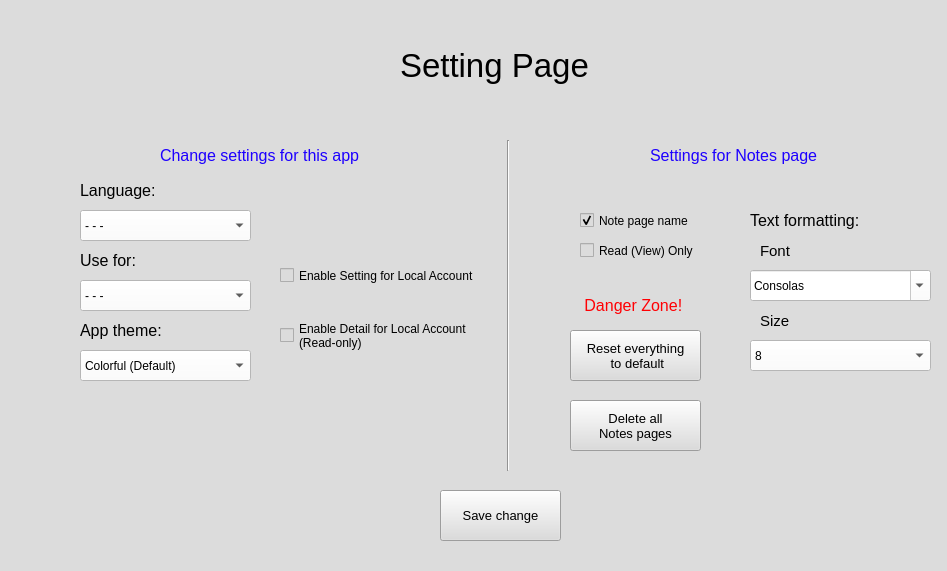
Qt form PTI/SPCK/GUI/setting.ui (GreenSystemDuy08/TL-C4K-PTI01) before a commit.
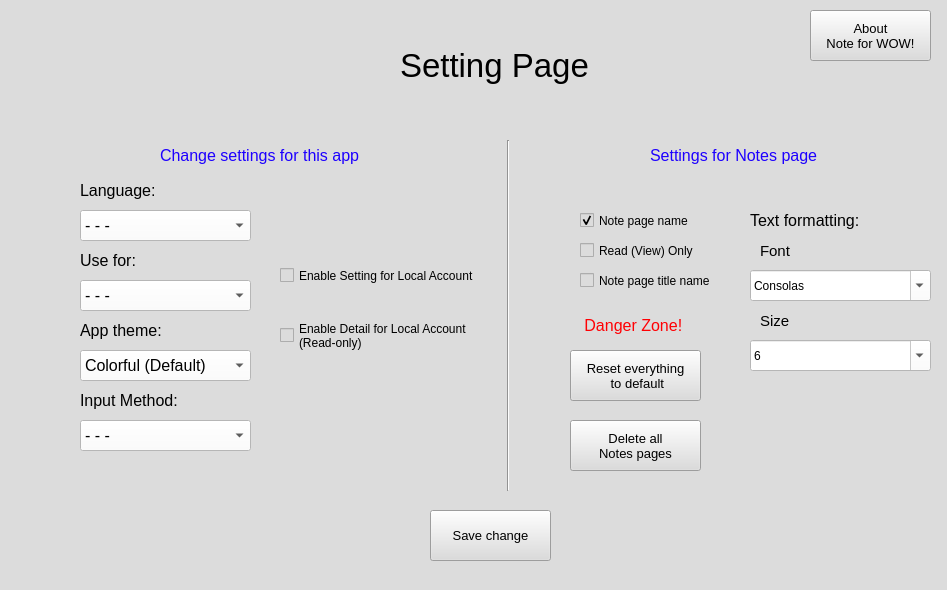
The same form after that commit.

Patch:
```diff
--- a/PTI/SPCK/GUI/setting.ui
+++ b/PTI/SPCK/GUI/setting.ui
@@ -7,7 +7,7 @@
     <x>0</x>
     <y>0</y>
     <width>947</width>
-    <height>571</height>
+    <height>590</height>
    </rect>
   </property>
   <property name="windowTitle">
@@ -65,6 +65,11 @@
       <height>31</height>
      </rect>
     </property>
+    <property name="font">
+     <font>
+      <pointsize>12</pointsize>
+     </font>
+    </property>
     <property name="styleSheet">
      <string notr="true">background-color: rgb(255, 255, 255);</string>
     </property>
@@ -114,6 +119,11 @@
       <height>31</height>
      </rect>
     </property>
+    <property name="font">
+     <font>
+      <pointsize>12</pointsize>
+     </font>
+    </property>
     <property name="styleSheet">
      <string notr="true">background-color: rgb(255, 255, 255);</string>
     </property>
@@ -165,6 +175,11 @@
       <height>31</height>
      </rect>
     </property>
+    <property name="font">
+     <font>
+      <pointsize>12</pointsize>
+     </font>
+    </property>
     <property name="styleSheet">
      <string notr="true">background-color: rgb(255, 255, 255);</string>
     </property>
@@ -187,8 +202,8 @@
    <widget class="QPushButton" name="bt_save">
     <property name="geometry">
      <rect>
-      <x>440</x>
-      <y>490</y>
+      <x>430</x>
+      <y>510</y>
       <width>121</width>
       <height>51</height>
      </rect>
@@ -208,7 +223,7 @@
       <x>500</x>
       <y>140</y>
       <width>16</width>
-      <height>331</height>
+      <height>351</height>
      </rect>
     </property>
     <property name="orientation">
@@ -240,7 +255,7 @@
     <property name="geometry">
      <rect>
       <x>570</x>
-      <y>330</y>
+      <y>350</y>
       <width>131</width>
       <height>51</height>
      </rect>
@@ -259,7 +274,7 @@
     <property name="geometry">
      <rect>
       <x>570</x>
-      <y>400</y>
+      <y>420</y>
       <width>131</width>
       <height>51</height>
      </rect>
@@ -302,7 +317,7 @@
     <property name="geometry">
      <rect>
       <x>580</x>
-      <y>290</y>
+      <y>310</y>
       <width>131</width>
       <height>31</height>
      </rect>
@@ -501,9 +516,33 @@
       <height>31</height>
      </rect>
     </property>
+    <property name="font">
+     <font>
+      <pointsize>12</pointsize>
+     </font>
+    </property>
     <property name="styleSheet">
      <string notr="true">background-color: rgb(255, 255, 255);</string>
     </property>
+    <property name="editable">
+     <bool>true</bool>
+    </property>
+    <property name="currentText">
+     <string>6</string>
+    </property>
+    <property name="currentIndex">
+     <number>0</number>
+    </property>
+    <item>
+     <property name="text">
+      <string>6</string>
+     </property>
+    </item>
+    <item>
+     <property name="text">
+      <string>7</string>
+     </property>
+    </item>
     <item>
      <property name="text">
       <string>8</string>
@@ -659,9 +698,45 @@
       <string>38</string>
      </property>
     </item>
+   </widget>
+   <widget class="QLabel" name="label_11">
+    <property name="geometry">
+     <rect>
+      <x>80</x>
+      <y>390</y>
+      <width>191</width>
+      <height>21</height>
+     </rect>
+    </property>
+    <property name="font">
+     <font>
+      <pointsize>12</pointsize>
+     </font>
+    </property>
+    <property name="text">
+     <string>Input Method:</string>
+    </property>
+   </widget>
+   <widget class="QComboBox" name="cb_edition_3">
+    <property name="geometry">
+     <rect>
+      <x>80</x>
+      <y>420</y>
+      <width>171</width>
+      <height>31</height>
+     </rect>
+    </property>
+    <property name="font">
+     <font>
+      <pointsize>12</pointsize>
+     </font>
+    </property>
+    <property name="styleSheet">
+     <string notr="true">background-color: rgb(255, 255, 255);</string>
+    </property>
     <item>
      <property name="text">
-      <string>39</string>
+      <string>- - -</string>
      </property>
     </item>
     <item>
@@ -679,26 +754,49 @@
       <string>42</string>
      </property>
     </item>
-    <item>
-     <property name="text">
-      <string>43</string>
-     </property>
-    </item>
-    <item>
-     <property name="text">
-      <string>44</string>
-     </property>
-    </item>
-    <item>
-     <property name="text">
-      <string>45</string>
-     </property>
-    </item>
-    <item>
-     <property name="text">
-      <string>46</string>
-     </property>
-    </item>
+   </widget>
+   <widget class="QCheckBox" name="chb_read_2">
+    <property name="geometry">
+     <rect>
+      <x>580</x>
+      <y>270</y>
+      <width>141</width>
+      <height>21</height>
+     </rect>
+    </property>
+    <property name="font">
+     <font>
+      <pointsize>9</pointsize>
+     </font>
+    </property>
+    <property name="text">
+     <string>Note page title name</string>
+    </property>
+    <property name="checkable">
+     <bool>true</bool>
+    </property>
+    <property name="checked">
+     <bool>false</bool>
+    </property>
+   </widget>
+   <widget class="QPushButton" name="bt_about">
+    <property name="geometry">
+     <rect>
+      <x>810</x>
+      <y>10</y>
+      <width>121</width>
+      <height>51</height>
+     </rect>
+    </property>
+    <property name="font">
+     <font>
+      <pointsize>10</pointsize>
+     </font>
+    </property>
+    <property name="text">
+     <string>About
+Note for WOW!</string>
+    </property>
    </widget>
    <zorder>label_2</zorder>
    <zorder>label_8</zorder>
```
Left out of the diff: 101 changed lines with no effect on the pictures.
